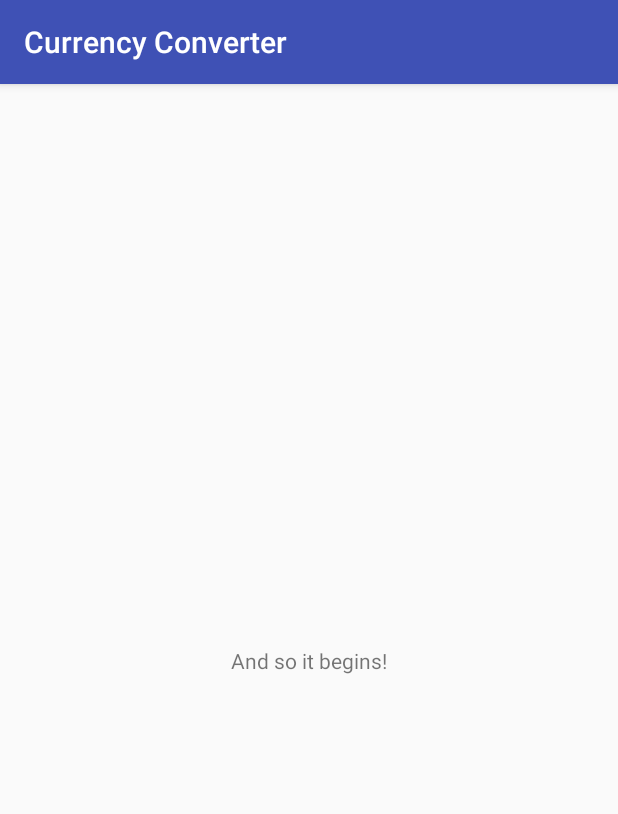
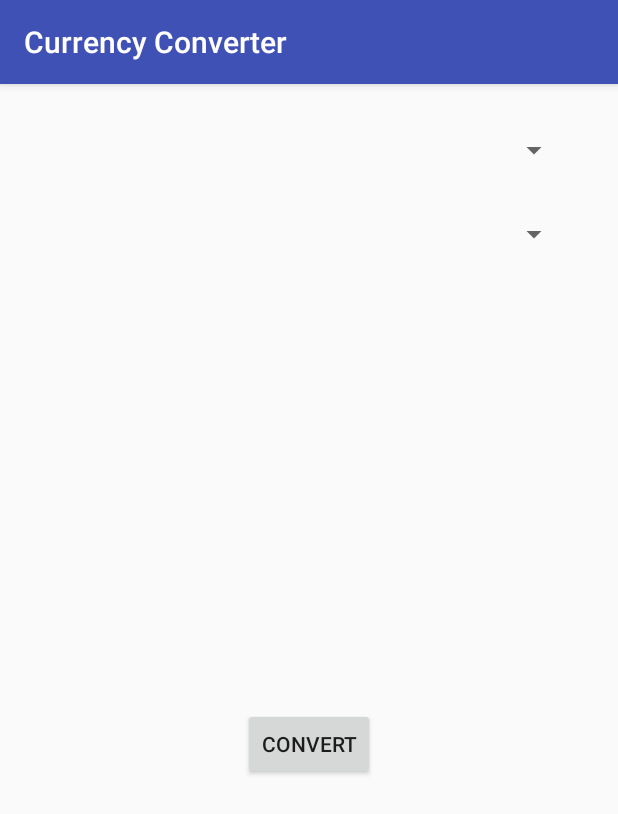
Before and after one commit to grayzemon/currency-converter, an Android app: the screen it shows after launch (MainActivity), on a phone screen of 412 x 824 dp. Shown: the top 814 px of the screen. Run offline under Robolectric (Android 15) with nearby library versions, the phone set to English and light mode, and no system bars.

Commit message:
Initial UI design

```diff
--- a/app/src/main/res/layout/activity_main.xml
+++ b/app/src/main/res/layout/activity_main.xml
@@ -6,13 +6,37 @@
     android:layout_height="match_parent"
     tools:context=".MainActivity">
 
-    <TextView
+    <Button
+        android:id="@+id/button"
         android:layout_width="wrap_content"
         android:layout_height="wrap_content"
-        android:text="And so it begins!"
+        android:layout_marginBottom="8dp"
+        android:layout_marginEnd="8dp"
+        android:layout_marginStart="8dp"
+        android:layout_marginTop="8dp"
+        android:text="@string/button_convert"
         app:layout_constraintBottom_toBottomOf="parent"
-        app:layout_constraintLeft_toLeftOf="parent"
-        app:layout_constraintRight_toRightOf="parent"
+        app:layout_constraintEnd_toEndOf="parent"
+        app:layout_constraintStart_toStartOf="parent"
+        app:layout_constraintTop_toBottomOf="@+id/spinner_convert_to" />
+
+    <Spinner
+        android:id="@+id/spinner_convert_from"
+        android:layout_width="0dp"
+        android:layout_height="wrap_content"
+        android:layout_marginEnd="32dp"
+        android:layout_marginStart="32dp"
+        android:layout_marginTop="32dp"
+        app:layout_constraintEnd_toEndOf="parent"
+        app:layout_constraintStart_toStartOf="parent"
         app:layout_constraintTop_toTopOf="parent" />
 
+    <Spinner
+        android:id="@+id/spinner_convert_to"
+        android:layout_width="0dp"
+        android:layout_height="wrap_content"
+        android:layout_marginTop="32dp"
+        app:layout_constraintEnd_toEndOf="@+id/spinner_convert_from"
+        app:layout_constraintStart_toStartOf="@+id/spinner_convert_from"
+        app:layout_constraintTop_toBottomOf="@+id/spinner_convert_from" />
 </android.support.constraint.ConstraintLayout>
--- a/app/src/main/res/values/strings.xml
+++ b/app/src/main/res/values/strings.xml
@@ -1,3 +1,4 @@
 <resources>
     <string name="app_name">Currency Converter</string>
+    <string name="button_convert">Convert</string>
 </resources>
```
